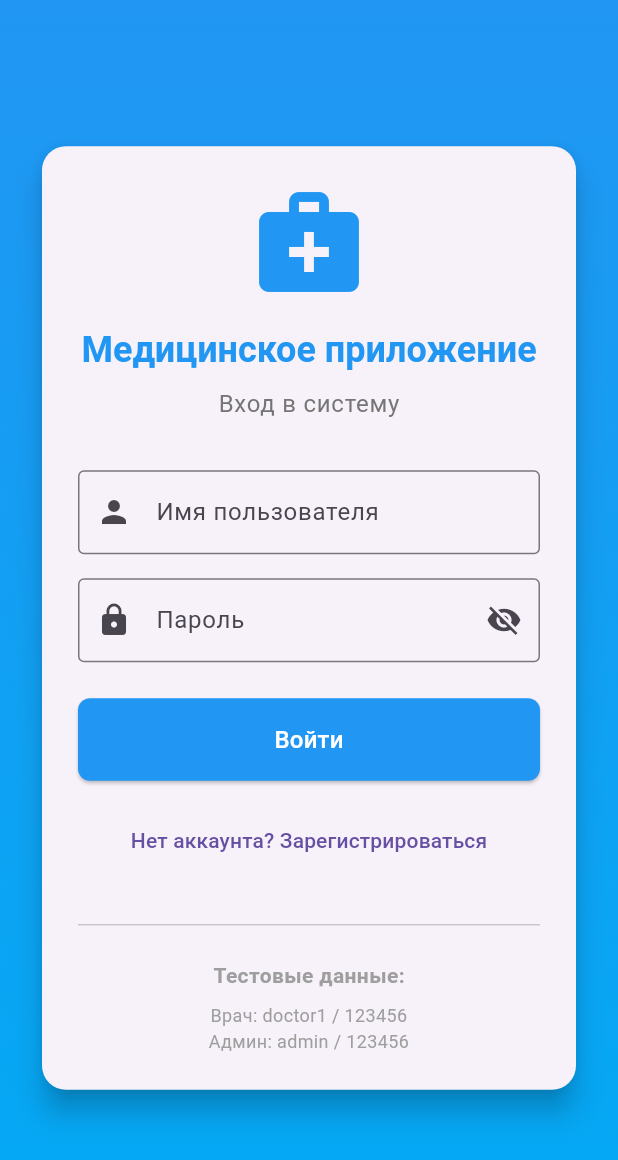
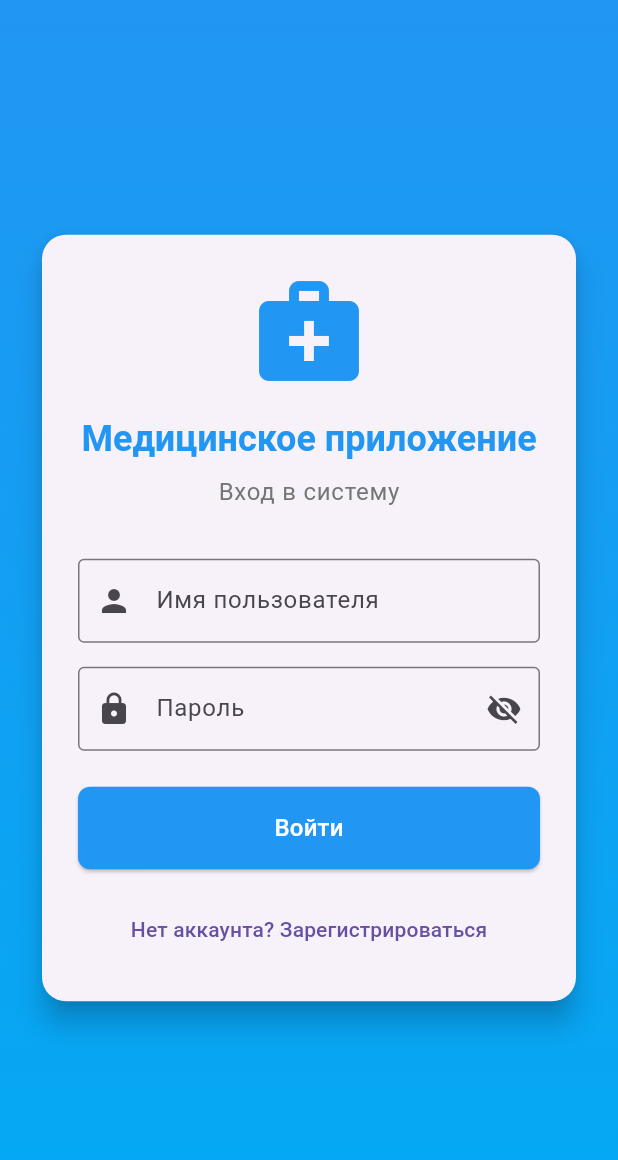
Before and after one commit to VDolesov/Medical_projects, a Flutter app: the screen it shows after launch, on a phone screen of 412 x 824 dp. Shown: the top 1160 px of the screen. Run offline on Flutter 3.47's test engine with Material 3 defaults, Android fonts, the light colour scheme and no system bars; our stand-ins replace file_picker, flutter_secure_storage, go_router; accounts and stored records are empty.

Commit message:
chore: remove test data and placeholders from login and profile screens

```diff
--- a/medical_app/lib/screens/login_screen.dart
+++ b/medical_app/lib/screens/login_screen.dart
@@ -304,27 +304,6 @@ class _LoginScreenState extends State<LoginScreen> {
                                 : 'Уже есть аккаунт? Войти',
                           ),
                         ),
-
-                        // Тестовые данные
-                        const SizedBox(height: 24),
-                        const Divider(),
-                        const SizedBox(height: 16),
-                        const Text(
-                          'Тестовые данные:',
-                          style: TextStyle(
-                            fontWeight: FontWeight.bold,
-                            color: Colors.grey,
-                          ),
-                        ),
-                        const SizedBox(height: 8),
-                        const Text(
-                          'Врач: doctor1 / 123456\nАдмин: admin / 123456',
-                          textAlign: TextAlign.center,
-                          style: TextStyle(
-                            color: Colors.grey,
-                            fontSize: 12,
-                          ),
-                        ),
                       ],
                     ),
                   ),
--- a/medical_app/lib/screens/profile_screen.dart
+++ b/medical_app/lib/screens/profile_screen.dart
@@ -89,7 +89,7 @@ class ProfileScreen extends StatelessWidget {
                       ListTile(
                         leading: const Icon(Icons.person_outline),
                         title: const Text('Имя пользователя'),
-                        subtitle: Text(user.username),
+                        // subtitle: Text(user.username),
                         trailing: const Icon(Icons.copy, size: 20),
                         onTap: () {
                           // Копирование в буфер обмена
@@ -105,7 +105,7 @@ class ProfileScreen extends StatelessWidget {
                       ListTile(
                         leading: const Icon(Icons.email_outlined),
                         title: const Text('Email'),
-                        subtitle: Text('${user.username}@example.com'), // Заглушка
+                        // subtitle: Text(' 24{user.username}@example.com'), // Заглушка
                         trailing: const Icon(Icons.copy, size: 20),
                         onTap: () {
                           ScaffoldMessenger.of(context).showSnackBar(
```
